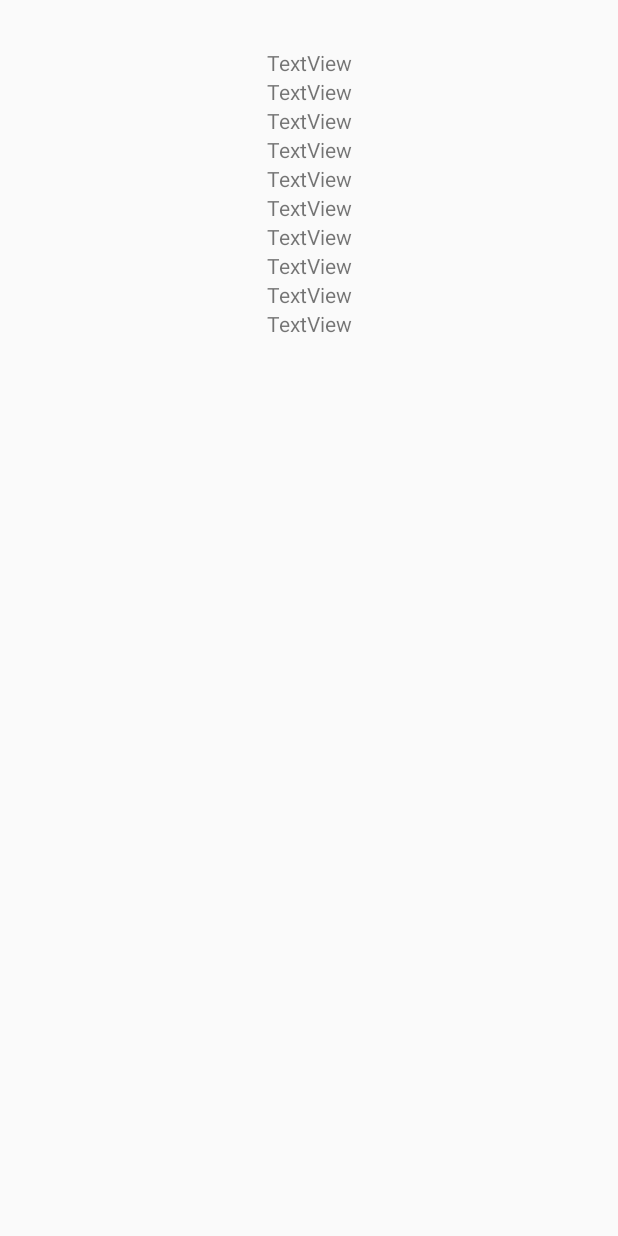
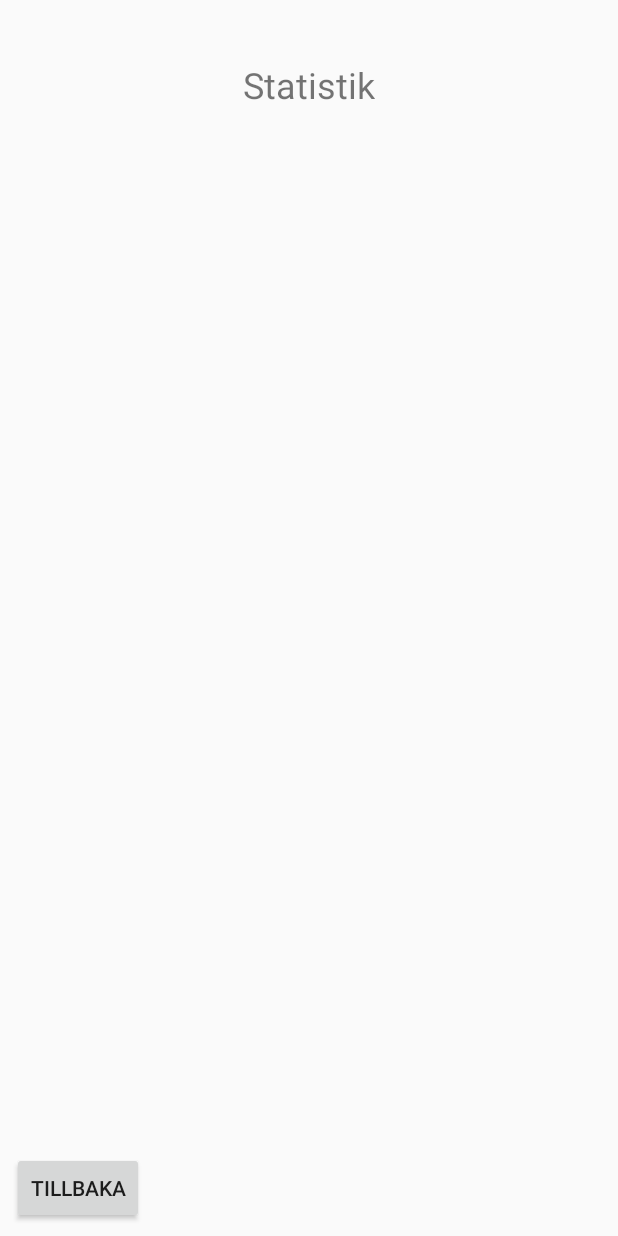
Before and after one commit to Joelpizza/appdev, an Android app: the Stats screen opened directly, with no data from a screen before it, on a phone screen of 412 x 824 dp. Run offline under Robolectric (Android 15) with nearby library versions, the phone set to English and light mode, and no system bars; 1 statement that could not run was skipped.

Commit message:
statistiksida version 1.0

```diff
--- a/app/src/main/java/com/example/skattjakt/MapsActivity.java
+++ b/app/src/main/java/com/example/skattjakt/MapsActivity.java
@@ -33,7 +33,6 @@ import com.google.android.gms.maps.model.MarkerOptions;
 import com.google.android.gms.location.FusedLocationProviderClient;
 import com.google.android.gms.location.LocationServices;
 
-import java.text.ParseException;
 import java.text.SimpleDateFormat;
 import java.util.Date;
 import java.util.List;
@@ -205,7 +204,7 @@ public class MapsActivity extends FragmentActivity implements OnMapReadyCallback
                     alertDialog.show();
                     SimpleDateFormat dt = new SimpleDateFormat("yyyy-MM-dd");
                     Date date = new Date();
-                    String data = "2020-02-12";
+                    String data = "2020-02-15";
                     String dat = dt.format(date)+"";
                     db.addscore(new score(score,data));
                 }
--- a/app/src/main/java/com/example/skattjakt/Stats.java
+++ b/app/src/main/java/com/example/skattjakt/Stats.java
@@ -3,9 +3,11 @@ package com.example.skattjakt;
 import androidx.appcompat.app.AppCompatActivity;
 
 import android.os.Bundle;
+import android.view.View;
 import android.widget.TextView;
 
 import java.util.Arrays;
+import java.util.Collections;
 import java.util.List;
 
 public class Stats extends AppCompatActivity {
@@ -41,10 +43,35 @@ public class Stats extends AppCompatActivity {
         textView[8] = findViewById(R.id.statist9);
         textView[9] = findViewById(R.id.statist10);
 
+        List<String> list = Arrays.asList(date);
+        Collections.reverse(list);
+        date = (String[]) list.toArray();
+
+        totalscoredate = reverseArray(totalscoredate);
+        int j=0;
         for(int i=0;i<totalscoredate.length&&i<10;i++){
             if(totalscoredate[i]!=0){
-                textView[i].setText(date[i]+" poäng: "+totalscoredate[i]);
+                textView[j].setText(date[i]+" poäng: "+totalscoredate[i]);
+                j++;
             }
         }
     }
+    public void openOldIntent(View view){
+        infopage.clickedstats = false;
+        this.finish();
+    }
+    @Override
+    public void onBackPressed(){
+        infopage.clickedstats = false;
+        this.finish();
+    }
+    public int[] reverseArray(int[] inputArray) {
+        for (int left = 0, right = inputArray.length - 1; left < right; left++, right--) {
+            int temp = inputArray[left];
+            inputArray[left]  = inputArray[right];
+            inputArray[right] = temp;
+        }
+
+        return inputArray;
+    }
 }
--- a/app/src/main/res/layout/activity_stats.xml
+++ b/app/src/main/res/layout/activity_stats.xml
@@ -10,7 +10,6 @@
         android:id="@+id/statist9"
         android:layout_width="wrap_content"
         android:layout_height="wrap_content"
-        android:text="TextView"
         app:layout_constraintEnd_toEndOf="parent"
         app:layout_constraintStart_toStartOf="parent"
         app:layout_constraintTop_toBottomOf="@+id/statist8" />
@@ -19,7 +18,6 @@
         android:id="@+id/statist10"
         android:layout_width="wrap_content"
         android:layout_height="wrap_content"
-        android:text="TextView"
         app:layout_constraintEnd_toEndOf="parent"
         app:layout_constraintStart_toStartOf="parent"
         app:layout_constraintTop_toBottomOf="@+id/statist9" />
@@ -28,7 +26,6 @@
         android:id="@+id/statist8"
         android:layout_width="wrap_content"
         android:layout_height="wrap_content"
-        android:text="TextView"
         app:layout_constraintEnd_toEndOf="parent"
         app:layout_constraintStart_toStartOf="parent"
         app:layout_constraintTop_toBottomOf="@+id/statist7" />
@@ -37,7 +34,6 @@
         android:id="@+id/statist6"
         android:layout_width="wrap_content"
         android:layout_height="wrap_content"
-        android:text="TextView"
         app:layout_constraintEnd_toEndOf="parent"
         app:layout_constraintStart_toStartOf="parent"
         app:layout_constraintTop_toBottomOf="@+id/statist5" />
@@ -46,7 +42,6 @@
         android:id="@+id/statist2"
         android:layout_width="wrap_content"
         android:layout_height="wrap_content"
-        android:text="TextView"
         app:layout_constraintEnd_toEndOf="parent"
         app:layout_constraintStart_toStartOf="parent"
         app:layout_constraintTop_toBottomOf="@+id/statist1" />
@@ -56,16 +51,15 @@
         android:layout_width="wrap_content"
         android:layout_height="wrap_content"
         android:layout_marginTop="32dp"
-        android:text="TextView"
         app:layout_constraintEnd_toEndOf="parent"
+        app:layout_constraintHorizontal_bias="0.498"
         app:layout_constraintStart_toStartOf="parent"
-        app:layout_constraintTop_toTopOf="parent" />
+        app:layout_constraintTop_toBottomOf="@+id/textView2" />
 
     <TextView
         android:id="@+id/statist3"
         android:layout_width="wrap_content"
         android:layout_height="wrap_content"
-        android:text="TextView"
         app:layout_constraintEnd_toEndOf="parent"
         app:layout_constraintStart_toStartOf="parent"
         app:layout_constraintTop_toBottomOf="@+id/statist2" />
@@ -74,7 +68,6 @@
         android:id="@+id/statist4"
         android:layout_width="wrap_content"
         android:layout_height="wrap_content"
-        android:text="TextView"
         app:layout_constraintEnd_toEndOf="parent"
         app:layout_constraintStart_toStartOf="parent"
         app:layout_constraintTop_toBottomOf="@+id/statist3" />
@@ -83,7 +76,6 @@
         android:id="@+id/statist5"
         android:layout_width="wrap_content"
         android:layout_height="wrap_content"
-        android:text="TextView"
         app:layout_constraintEnd_toEndOf="parent"
         app:layout_constraintStart_toStartOf="parent"
         app:layout_constraintTop_toBottomOf="@+id/statist4" />
@@ -92,8 +84,29 @@
         android:id="@+id/statist7"
         android:layout_width="wrap_content"
         android:layout_height="wrap_content"
-        android:text="TextView"
         app:layout_constraintEnd_toEndOf="parent"
         app:layout_constraintStart_toStartOf="parent"
         app:layout_constraintTop_toBottomOf="@+id/statist6" />
+
+    <TextView
+        android:id="@+id/textView2"
+        android:layout_width="wrap_content"
+        android:layout_height="wrap_content"
+        android:layout_marginTop="40dp"
+        android:text="Statistik"
+        android:textSize="24sp"
+        app:layout_constraintEnd_toEndOf="parent"
+        app:layout_constraintStart_toStartOf="parent"
+        app:layout_constraintTop_toTopOf="parent" />
+
+    <Button
+        android:id="@+id/button7"
+        android:layout_width="wrap_content"
+        android:layout_height="wrap_content"
+        android:layout_marginStart="8dp"
+        android:layout_marginBottom="8dp"
+        android:onClick="openOldIntent"
+        android:text="@string/tillbaka"
+        app:layout_constraintBottom_toBottomOf="parent"
+        app:layout_constraintStart_toStartOf="parent" />
 </androidx.constraintlayout.widget.ConstraintLayout>
```
Also changed, not shown: app/src/main/java/com/example/skattjakt/infopage.java (+7 -2 lines).
